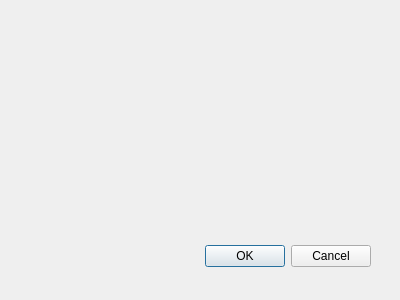
zakariakov/elokab-files-manager, file elokab-fm/dialogrenamefiles.ui: the form before one commit.
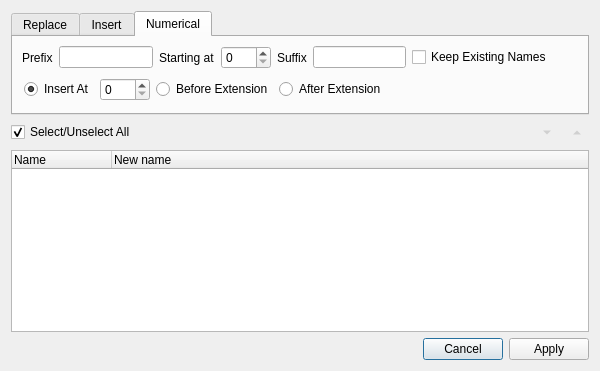
The form after the commit. The open tabs and pages were chosen to show the change.

Diff of the .ui file:
```diff
--- a/elokab-fm/dialogrenamefiles.ui
+++ b/elokab-fm/dialogrenamefiles.ui
@@ -8,29 +8,427 @@
    <rect>
     <x>0</x>
     <y>0</y>
-    <width>400</width>
-    <height>300</height>
+    <width>600</width>
+    <height>371</height>
    </rect>
   </property>
   <property name="windowTitle">
    <string>Dialog</string>
   </property>
-  <widget class="QDialogButtonBox" name="buttonBox">
-   <property name="geometry">
-    <rect>
-     <x>30</x>
-     <y>240</y>
-     <width>341</width>
-     <height>32</height>
-    </rect>
-   </property>
-   <property name="orientation">
-    <enum>Qt::Horizontal</enum>
-   </property>
-   <property name="standardButtons">
-    <set>QDialogButtonBox::Cancel|QDialogButtonBox::Ok</set>
-   </property>
-  </widget>
+  <layout class="QVBoxLayout" name="verticalLayout_2">
+   <item>
+    <widget class="QTabWidget" name="tabWidget">
+     <property name="sizePolicy">
+      <sizepolicy hsizetype="Expanding" vsizetype="Minimum">
+       <horstretch>0</horstretch>
+       <verstretch>0</verstretch>
+      </sizepolicy>
+     </property>
+     <property name="currentIndex">
+      <number>0</number>
+     </property>
+     <widget class="QWidget" name="tabReplace">
+      <attribute name="title">
+       <string>Replace</string>
+      </attribute>
+      <layout class="QHBoxLayout" name="horizontalLayout">
+       <property name="leftMargin">
+        <number>3</number>
+       </property>
+       <property name="topMargin">
+        <number>3</number>
+       </property>
+       <property name="rightMargin">
+        <number>3</number>
+       </property>
+       <property name="bottomMargin">
+        <number>3</number>
+       </property>
+       <item>
+        <widget class="QLabel" name="label">
+         <property name="text">
+          <string>Replace</string>
+         </property>
+        </widget>
+       </item>
+       <item>
+        <widget class="QLineEdit" name="lineEditReplace"/>
+       </item>
+       <item>
+        <widget class="QLabel" name="label_2">
+         <property name="text">
+          <string>With</string>
+         </property>
+        </widget>
+       </item>
+       <item>
+        <widget class="QLineEdit" name="lineEditReplaceWith"/>
+       </item>
+       <item>
+        <widget class="QCheckBox" name="checkBoxIgnoreSuf">
+         <property name="sizePolicy">
+          <sizepolicy hsizetype="Fixed" vsizetype="Fixed">
+           <horstretch>0</horstretch>
+           <verstretch>0</verstretch>
+          </sizepolicy>
+         </property>
+         <property name="text">
+          <string>Ignore Extension</string>
+         </property>
+        </widget>
+       </item>
+      </layout>
+     </widget>
+     <widget class="QWidget" name="tabInsert">
+      <attribute name="title">
+       <string>Insert</string>
+      </attribute>
+      <layout class="QHBoxLayout" name="horizontalLayout_3">
+       <property name="leftMargin">
+        <number>3</number>
+       </property>
+       <property name="topMargin">
+        <number>3</number>
+       </property>
+       <property name="rightMargin">
+        <number>3</number>
+       </property>
+       <property name="bottomMargin">
+        <number>3</number>
+       </property>
+       <item>
+        <widget class="QLineEdit" name="lineEditInsert"/>
+       </item>
+       <item>
+        <widget class="QRadioButton" name="radioButtonAtPos">
+         <property name="text">
+          <string>At</string>
+         </property>
+         <property name="checked">
+          <bool>true</bool>
+         </property>
+        </widget>
+       </item>
+       <item>
+        <widget class="QSpinBox" name="spinBoxInsert"/>
+       </item>
+       <item>
+        <widget class="QRadioButton" name="radioButtonInsertBefore">
+         <property name="text">
+          <string>Before Extension</string>
+         </property>
+         <property name="checked">
+          <bool>false</bool>
+         </property>
+        </widget>
+       </item>
+       <item>
+        <widget class="QRadioButton" name="radioButtonInsertAfter">
+         <property name="text">
+          <string>After Extension</string>
+         </property>
+        </widget>
+       </item>
+      </layout>
+     </widget>
+     <widget class="QWidget" name="tabNumeric">
+      <attribute name="title">
+       <string>Numerical</string>
+      </attribute>
+      <layout class="QVBoxLayout" name="verticalLayout">
+       <item>
+        <layout class="QHBoxLayout" name="horizontalLayout_4">
+         <item>
+          <widget class="QLabel" name="label_5">
+           <property name="sizePolicy">
+            <sizepolicy hsizetype="Fixed" vsizetype="Preferred">
+             <horstretch>0</horstretch>
+             <verstretch>0</verstretch>
+            </sizepolicy>
+           </property>
+           <property name="text">
+            <string>Prefix</string>
+           </property>
+          </widget>
+         </item>
+         <item>
+          <widget class="QLineEdit" name="lineEditNumPrefix">
+           <property name="minimumSize">
+            <size>
+             <width>50</width>
+             <height>0</height>
+            </size>
+           </property>
+          </widget>
+         </item>
+         <item>
+          <widget class="QLabel" name="label_6">
+           <property name="sizePolicy">
+            <sizepolicy hsizetype="Fixed" vsizetype="Preferred">
+             <horstretch>0</horstretch>
+             <verstretch>0</verstretch>
+            </sizepolicy>
+           </property>
+           <property name="text">
+            <string>Starting at</string>
+           </property>
+          </widget>
+         </item>
+         <item>
+          <widget class="QSpinBox" name="spinBoxNumeric">
+           <property name="sizePolicy">
+            <sizepolicy hsizetype="Expanding" vsizetype="Fixed">
+             <horstretch>0</horstretch>
+             <verstretch>0</verstretch>
+            </sizepolicy>
+           </property>
+           <property name="minimumSize">
+            <size>
+             <width>50</width>
+             <height>0</height>
+            </size>
+           </property>
+          </widget>
+         </item>
+         <item>
+          <widget class="QLabel" name="label_7">
+           <property name="sizePolicy">
+            <sizepolicy hsizetype="Fixed" vsizetype="Preferred">
+             <horstretch>0</horstretch>
+             <verstretch>0</verstretch>
+            </sizepolicy>
+           </property>
+           <property name="text">
+            <string>Suffix</string>
+           </property>
+          </widget>
+         </item>
+         <item>
+          <widget class="QLineEdit" name="lineEditNumSufix">
+           <property name="minimumSize">
+            <size>
+             <width>50</width>
+             <height>0</height>
+            </size>
+           </property>
+          </widget>
+         </item>
+         <item>
+          <widget class="QCheckBox" name="checkBoxKeep">
+           <property name="sizePolicy">
+            <sizepolicy hsizetype="Preferred" vsizetype="Fixed">
+             <horstretch>0</horstretch>
+             <verstretch>0</verstretch>
+            </sizepolicy>
+           </property>
+           <property name="text">
+            <string>Keep Existing Names</string>
+           </property>
+          </widget>
+         </item>
+         <item>
+          <spacer name="horizontalSpacer_2">
+           <property name="orientation">
+            <enum>Qt::Horizontal</enum>
+           </property>
+           <property name="sizeHint" stdset="0">
+            <size>
+             <width>40</width>
+             <height>20</height>
+            </size>
+           </property>
+          </spacer>
+         </item>
+        </layout>
+       </item>
+       <item>
+        <widget class="QWidget" name="widgetNumKeep" native="true">
+         <property name="enabled">
+          <bool>true</bool>
+         </property>
+         <layout class="QHBoxLayout" name="horizontalLayout_2">
+          <property name="leftMargin">
+           <number>2</number>
+          </property>
+          <property name="topMargin">
+           <number>2</number>
+          </property>
+          <property name="rightMargin">
+           <number>2</number>
+          </property>
+          <property name="bottomMargin">
+           <number>2</number>
+          </property>
+          <item>
+           <widget class="QRadioButton" name="radioButtonNumAt">
+            <property name="sizePolicy">
+             <sizepolicy hsizetype="Fixed" vsizetype="Fixed">
+              <horstretch>0</horstretch>
+              <verstretch>0</verstretch>
+             </sizepolicy>
+            </property>
+            <property name="text">
+             <string>Insert At</string>
+            </property>
+            <property name="checked">
+             <bool>true</bool>
+            </property>
+           </widget>
+          </item>
+          <item>
+           <widget class="QSpinBox" name="spinBoxNumAt">
+            <property name="minimumSize">
+             <size>
+              <width>50</width>
+              <height>0</height>
+             </size>
+            </property>
+           </widget>
+          </item>
+          <item>
+           <widget class="QRadioButton" name="radioButtonNumBefore">
+            <property name="enabled">
+             <bool>true</bool>
+            </property>
+            <property name="text">
+             <string>Before Extension</string>
+            </property>
+            <property name="checked">
+             <bool>false</bool>
+            </property>
+           </widget>
+          </item>
+          <item>
+           <widget class="QRadioButton" name="radioButtonNumAfter">
+            <property name="text">
+             <string>After Extension</string>
+            </property>
+           </widget>
+          </item>
+          <item>
+           <spacer name="horizontalSpacer">
+            <property name="orientation">
+             <enum>Qt::Horizontal</enum>
+            </property>
+            <property name="sizeHint" stdset="0">
+             <size>
+              <width>40</width>
+              <height>20</height>
+             </size>
+            </property>
+           </spacer>
+          </item>
+         </layout>
+        </widget>
+       </item>
+      </layout>
+     </widget>
+    </widget>
+   </item>
+   <item>
+    <layout class="QHBoxLayout" name="horizontalLayout_5">
+     <item>
+      <widget class="QCheckBox" name="checkBox">
+       <property name="text">
+        <string>Select/Unselect All</string>
+       </property>
+       <property name="checked">
+        <bool>true</bool>
+       </property>
+      </widget>
+     </item>
+     <item>
+      <widget class="QToolButton" name="toolButtonDown">
+       <property name="enabled">
+        <bool>false</bool>
+       </property>
+       <property name="toolTip">
+        <string>&lt;html&gt;&lt;head/&gt;&lt;body&gt;&lt;p&gt;Down&lt;/p&gt;&lt;p&gt;Shift+Down&lt;/p&gt;&lt;/body&gt;&lt;/html&gt;</string>
+       </property>
+       <property name="text">
+        <string>Down</string>
+       </property>
+       <property name="shortcut">
+        <string>Shift+Down</string>
+       </property>
+       <property name="autoRaise">
+        <bool>true</bool>
+       </property>
+       <property name="arrowType">
+        <enum>Qt::DownArrow</enum>
+       </property>
+      </widget>
+     </item>
+     <item>
+      <widget class="QToolButton" name="toolButtonUp">
+       <property name="enabled">
+        <bool>false</bool>
+       </property>
+       <property name="toolTip">
+        <string>&lt;html&gt;&lt;head/&gt;&lt;body&gt;&lt;p&gt;Up&lt;/p&gt;&lt;p&gt;Shift+Up&lt;/p&gt;&lt;/body&gt;&lt;/html&gt;</string>
+       </property>
+       <property name="text">
+        <string>Up</string>
+       </property>
+       <property name="shortcut">
+        <string>Shift+Up</string>
+       </property>
+       <property name="autoRaise">
+        <bool>true</bool>
+       </property>
+       <property name="arrowType">
+        <enum>Qt::UpArrow</enum>
+       </property>
+      </widget>
+     </item>
+    </layout>
+   </item>
+   <item>
+    <widget class="QTreeWidget" name="treeWidget">
+     <property name="editTriggers">
+      <set>QAbstractItemView::NoEditTriggers</set>
+     </property>
+     <property name="alternatingRowColors">
+      <bool>true</bool>
+     </property>
+     <property name="rootIsDecorated">
+      <bool>false</bool>
+     </property>
+     <property name="uniformRowHeights">
+      <bool>false</bool>
+     </property>
+     <property name="itemsExpandable">
+      <bool>false</bool>
+     </property>
+     <property name="expandsOnDoubleClick">
+      <bool>false</bool>
+     </property>
+     <attribute name="headerShowSortIndicator" stdset="0">
+      <bool>false</bool>
+     </attribute>
+     <column>
+      <property name="text">
+       <string>Name</string>
+      </property>
+     </column>
+     <column>
+      <property name="text">
+       <string>New name</string>
+      </property>
+     </column>
+    </widget>
+   </item>
+   <item>
+    <widget class="QDialogButtonBox" name="buttonBox">
+     <property name="orientation">
+      <enum>Qt::Horizontal</enum>
+     </property>
+     <property name="standardButtons">
+      <set>QDialogButtonBox::Apply|QDialogButtonBox::Cancel</set>
+     </property>
+    </widget>
+   </item>
+  </layout>
  </widget>
  <pixmapfunction/>
  <resources/>
```
Left out of the diff: 29 changed lines with no effect on the pictures.
